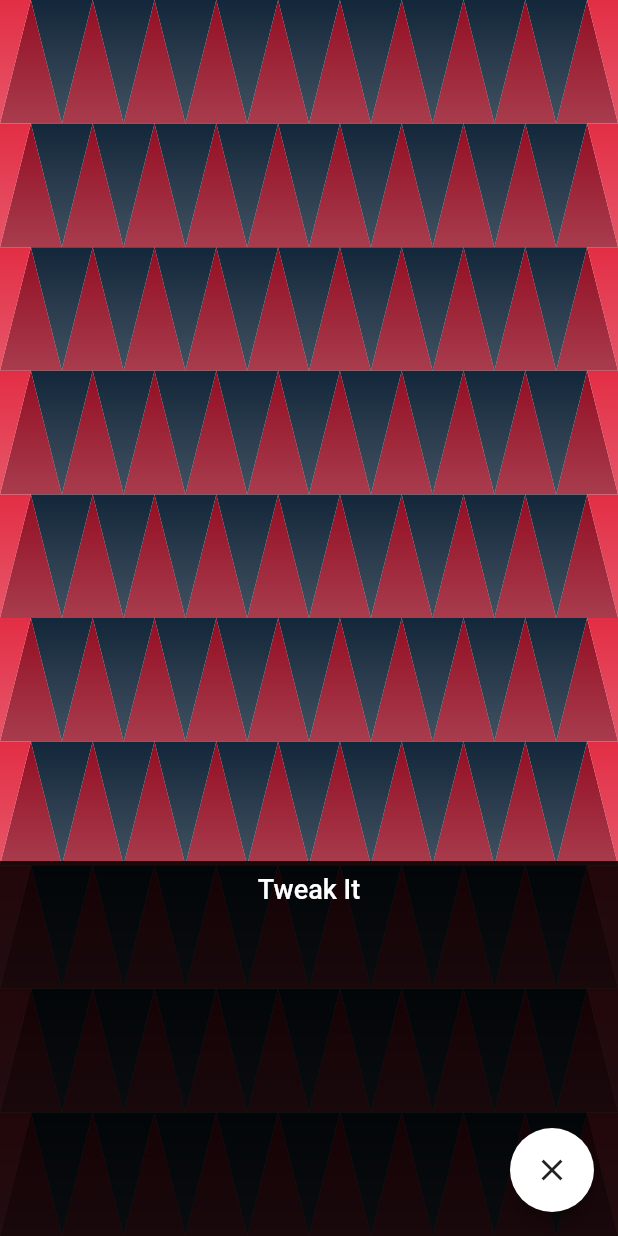
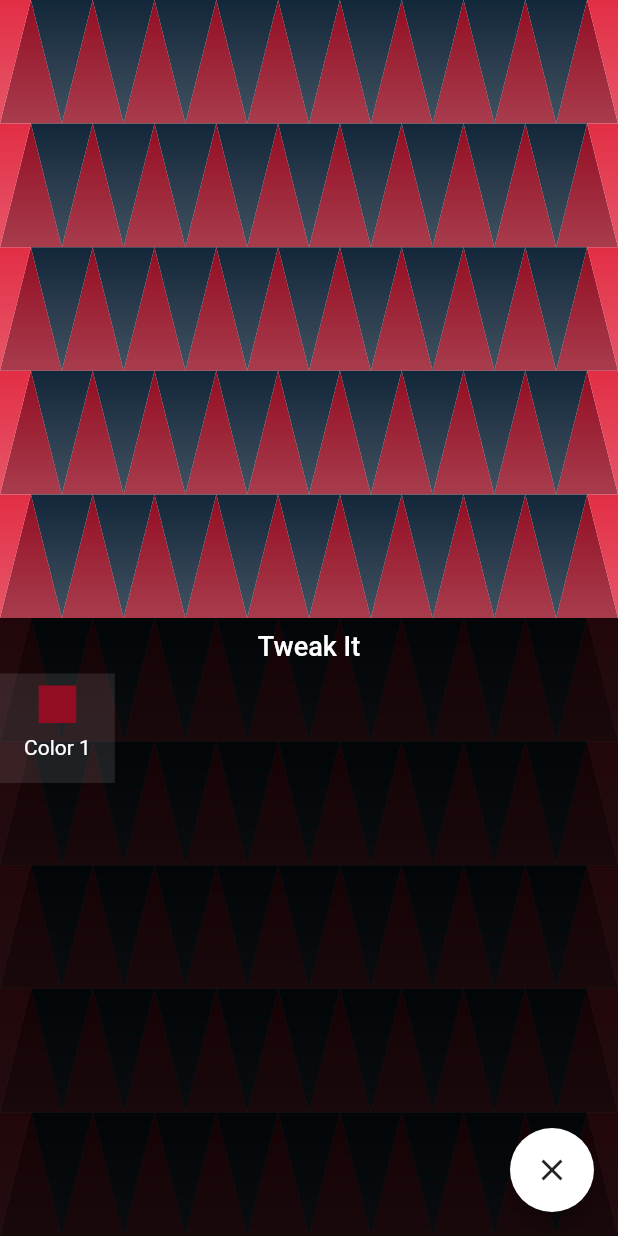
Before and after one commit to mohsin2596/Triangulation, a Flutter app: the screen it shows after launch, after a tap on the "format paint" icon, on a phone screen of 412 x 824 dp. Run offline on Flutter 3.47's test engine with Material 2 defaults, Android fonts, the phone set to English and light mode, and no system bars; our stand-ins replace flutter_colorpicker.

Commit message:
Implemented color picker library and added custom color picker button widget for live tweaking

```diff
--- a/lib/constans/strings.dart
+++ b/lib/constans/strings.dart
@@ -1,3 +1,4 @@
 class Strings {
   static final String appTitle = 'Triangulation';
+  static final String tweakBoxTitle = 'Tweak It';
 }
--- a/lib/screens/main_screen.dart
+++ b/lib/screens/main_screen.dart
@@ -1,7 +1,8 @@
 import 'package:flutter/material.dart';
 import 'package:flutter/services.dart';
+import 'package:triangulation/utils/widget_helper.dart';
 import 'package:triangulation/constans/strings.dart';
-import 'package:triangulation/utils/widget_helper.dart';
+import 'package:triangulation/widgets/color_picker_btn.dart';
 
 class MainScreen extends StatefulWidget {
   @override
@@ -18,10 +19,21 @@ class _MainScreenState extends State<MainScreen> {
   //Boolean to help us hide and show tweak box
   var isEditing = false;
 
+  //Default colors
+  Color colorOne = Color(0xFF930D22);
+  Color colorTwo = Color(0xFFE22E45);
+  Color colorThree = Color(0xFF13273A);
+
+  Color pickerColorOne;
+
   @override
   Widget build(BuildContext context) {
+    final screenHeight = MediaQuery.of(context).size.height;
+    final tweakBoxHeight = screenHeight * 0.5;
+
     var widgetHelper = TriangleWidgetHelper(context: context);
     widgetHelper.setRowsCols(numOfRows, numOfColumns);
+    widgetHelper.setColors(colorOne, colorTwo, colorThree);
 
     SystemChrome.setEnabledSystemUIOverlays(SystemUiOverlay.values);
     return Scaffold(
@@ -51,19 +63,28 @@ class _MainScreenState extends State<MainScreen> {
                 AnimatedContainer(
                   duration: Duration(milliseconds: 300),
                   width: double.infinity,
-                  height: isEditing ? 250 : 0,
+                  height: isEditing ? tweakBoxHeight : 0,
                   color: Color(0XD9000000),
                   child: Column(
                     children: <Widget>[
                       Padding(
                         padding: const EdgeInsets.all(8.0),
                         child: Text(
-                          'Tweak It',
+                          Strings.tweakBoxTitle,
                           style: TextStyle(
                               fontSize: 18,
                               fontWeight: FontWeight.w500,
                               color: Colors.white),
                         ),
+                      ),
+                      Row(
+                        children: <Widget>[
+                          ColorPickerBtn(
+                            title: 'Color 1',
+                            color: colorOne,
+                            onColorPicked: changeColorOne,
+                          )
+                        ],
                       ),
                     ],
                   ),
@@ -75,4 +96,8 @@ class _MainScreenState extends State<MainScreen> {
       ),
     );
   }
+
+  void changeColorOne(Color color) {
+    setState(() => colorOne = color);
+  }
 }
--- a/lib/utils/widget_helper.dart
+++ b/lib/utils/widget_helper.dart
@@ -6,9 +6,9 @@ class TriangleWidgetHelper {
   var numOfColumns = 0;
 
   //Default Colors for pattern
-  Color colorOne = Color(0xFF930D22);
-  Color colorTwo = Color(0xFFE22E45);
-  Color colorThree = Color(0xFF13273A);
+  Color colorOne;
+  Color colorTwo;
+  Color colorThree;
 
   final BuildContext context;
 
--- /dev/null
+++ b/lib/widgets/color_picker_btn.dart
@@ -0,0 +1,66 @@
+import 'package:flutter/material.dart';
+import 'package:flutter_colorpicker/flutter_colorpicker.dart';
+
+class ColorPickerBtn extends StatelessWidget {
+  final Color color;
+  final Function onColorPicked;
+  final String title;
+
+  ColorPickerBtn(
+      {@required this.title,
+      @required this.color,
+      @required this.onColorPicked});
+
+  @override
+  Widget build(BuildContext context) {
+    return GestureDetector(
+      onTap: () {
+        showDialog(
+            context: context,
+            builder: (context) {
+              return AlertDialog(
+                title: const Text('Pick a color!'),
+                content: SingleChildScrollView(
+                  child: ColorPicker(
+                    pickerColor: color,
+                    onColorChanged: onColorPicked,
+                    enableLabel: true,
+                    pickerAreaHeightPercent: 0.8,
+                  ),
+                ),
+                actions: <Widget>[
+                  FlatButton(
+                    child: const Text('Done'),
+                    onPressed: () {
+                      Navigator.of(context).pop();
+                    },
+                  ),
+                ],
+              );
+            });
+      },
+      child: Container(
+        color: Colors.white.withOpacity(0.1),
+        padding: const EdgeInsets.all(8.0),
+        child: Column(
+          children: <Widget>[
+            SizedBox(
+              width: 25,
+              height: 25,
+              child: Container(
+                color: color,
+              ),
+            ),
+            Padding(
+              padding: const EdgeInsets.all(8.0),
+              child: Text(
+                title,
+                style: TextStyle(color: Colors.white),
+              ),
+            )
+          ],
+        ),
+      ),
+    );
+  }
+}
--- a/pubspec.yaml
+++ b/pubspec.yaml
@@ -23,6 +23,7 @@ dependencies:
   # The following adds the Cupertino Icons font to your application.
   # Use with the CupertinoIcons class for iOS style icons.
   cupertino_icons: ^0.1.2
+  flutter_colorpicker: ^0.2.6
 
 dev_dependencies:
   flutter_test:
```
Also changed, not shown: pubspec.lock.
